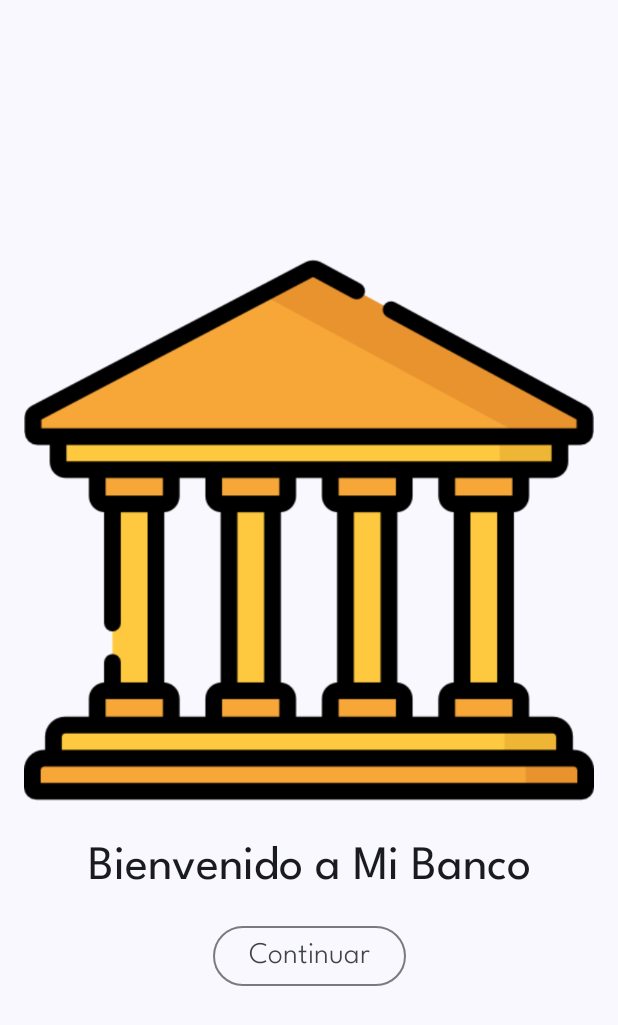
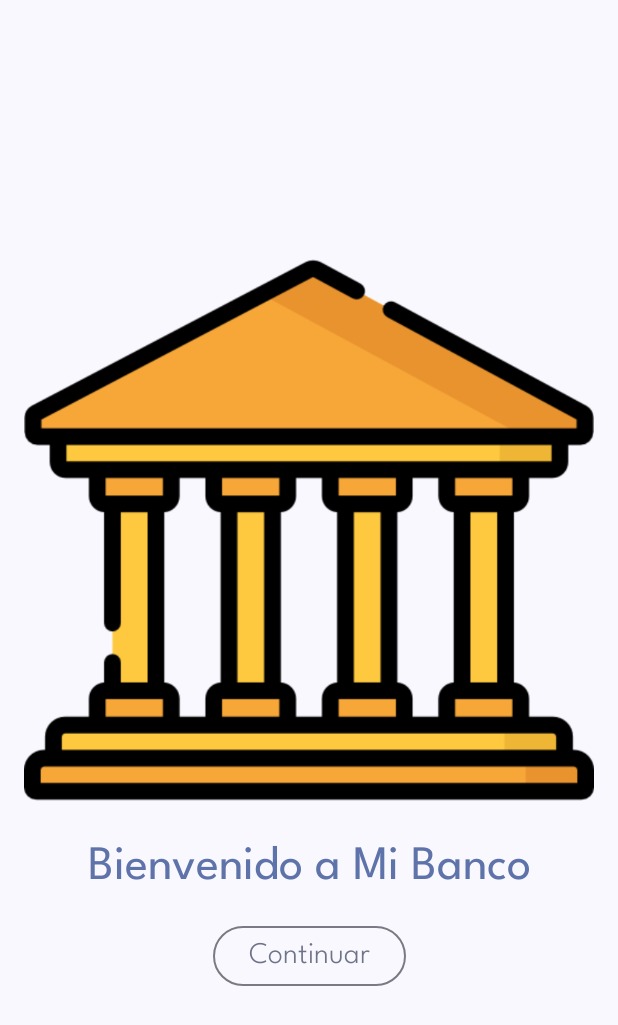
Before and after one commit to pedro-donoso/jetpackCompose-Material, an Android app built with Jetpack Compose: the screen it shows after launch (MainActivity), on a phone screen of 412 x 824 dp. Shown: the top 1025 px of the screen. Run offline under Robolectric (Android 15) with nearby library versions, the phone set to English and light mode, and no system bars.

Commit message:
agrego colores

```diff
--- a/app/src/main/java/com/example/mibanco/screens/SplashScreen.kt
+++ b/app/src/main/java/com/example/mibanco/screens/SplashScreen.kt
@@ -32,14 +32,20 @@ fun SplashScreen() {
             contentDescription = "Logo"
         )
         Spacer(modifier = Modifier.height(20.dp))
-        Text(text = "Bienvenido a Mi Banco",
-            style = MaterialTheme.typography.titleLarge)
+        Text(
+            text = "Bienvenido a Mi Banco",
+            style = MaterialTheme.typography.titleLarge,
+            color = MaterialTheme.colorScheme.primaryContainer
+        )
         Spacer(modifier = Modifier.height(20.dp))
         OutlinedButton(
             //mensaje se ve en logcat
             onClick = { Log.d("SplashScreen", "Iniciar Sesion") }) {
-            Text(text = "Continuar",
-                style = MaterialTheme.typography.bodyLarge)
+            Text(
+                text = "Continuar",
+                style = MaterialTheme.typography.bodyLarge,
+                color = MaterialTheme.colorScheme.secondaryContainer
+            )
         }
     }
 }
```
